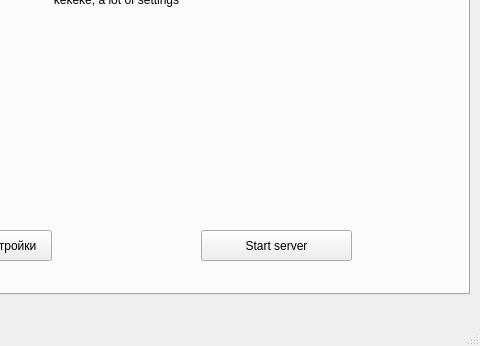
Qt form statswindow.ui (group93492/chat-server) before a commit; both pictures show x 121 to 601 and y 263 to 609 of the 601 by 609 pixel window.
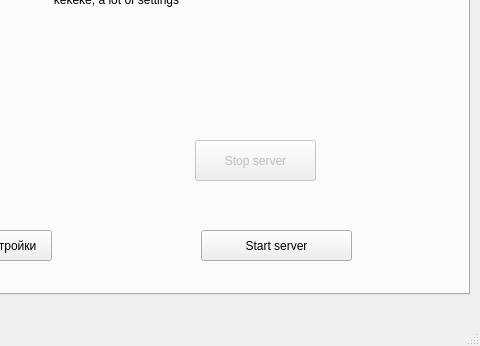
The same form after that commit. The open tabs and pages were chosen to show the change.

Commit message: Add stopServer() method and suitable feature

Diff of the .ui file:
```diff
--- a/statswindow.ui
+++ b/statswindow.ui
@@ -143,6 +143,22 @@
        <enum>Qt::NoArrow</enum>
       </property>
      </widget>
+     <widget class="QPushButton" name="stopServerButton">
+      <property name="enabled">
+       <bool>false</bool>
+      </property>
+      <property name="geometry">
+       <rect>
+        <x>304</x>
+        <y>360</y>
+        <width>121</width>
+        <height>41</height>
+       </rect>
+      </property>
+      <property name="text">
+       <string>Stop server</string>
+      </property>
+     </widget>
     </widget>
     <widget class="QWidget" name="logTab">
      <attribute name="title">
```
Left out of the diff: 2 changed lines with no effect on the pictures. The commit also changes 8 other files.
